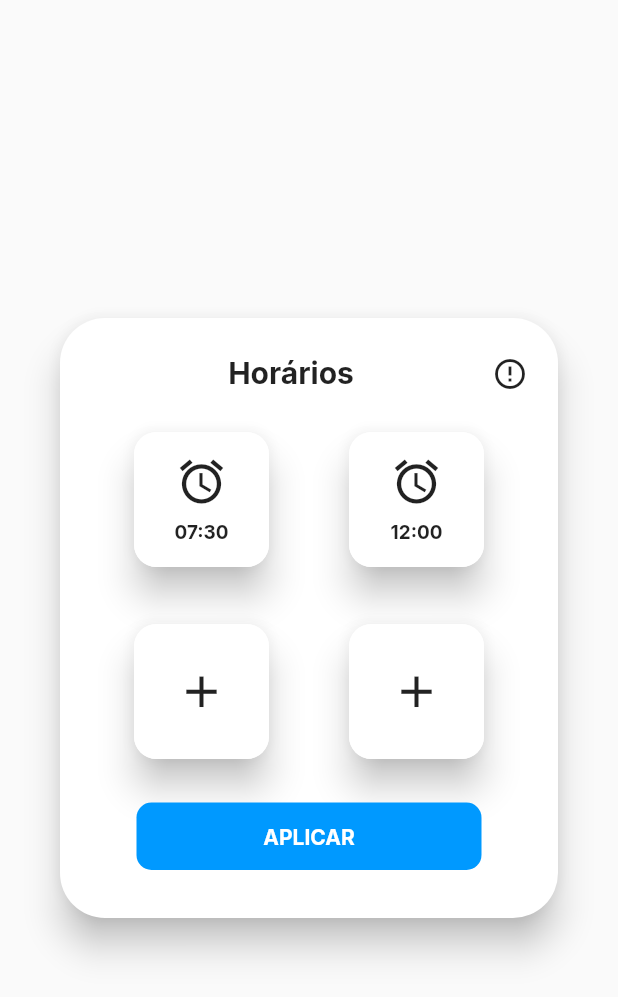
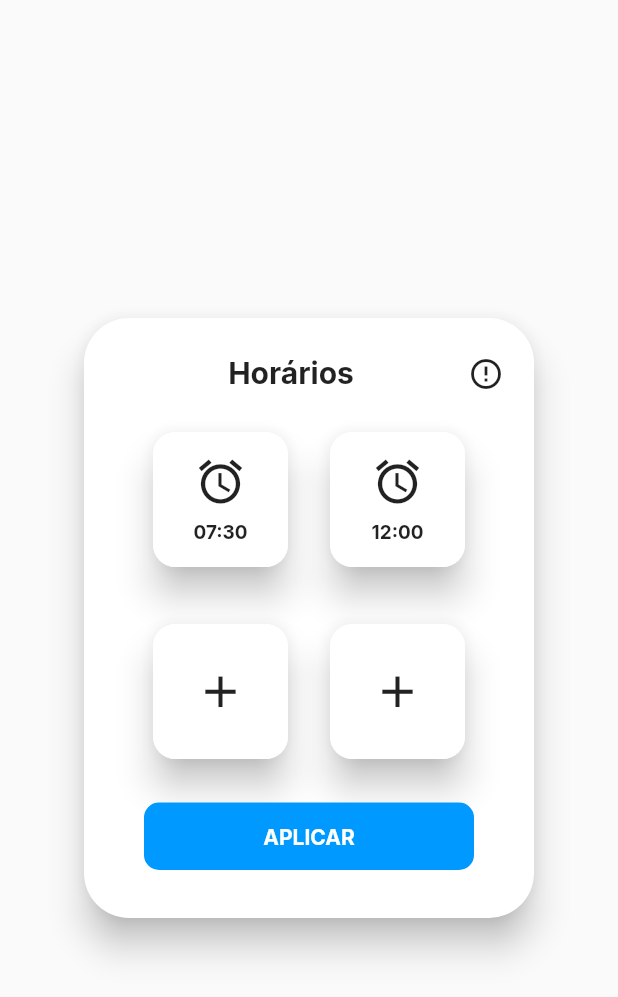
Before and after one commit to GabrielVScalese/Smart-Feed, a Flutter app: the ScheduleDialog widget shown alone on an empty page, opened directly, on a phone screen of 412 x 824 dp. Shown: the top 997 px of the screen. Run offline on Flutter 3.47's test engine with Material 2 defaults, Android fonts, the phone set to English and light mode, and no system bars; our stand-ins replace carousel_slider, dio, google_fonts, image_picker, shared_preferences, shimmer; missing offline and left inert: animated_card; accounts and stored records are empty.

Commit message:
Bug corrigido

```diff
--- a/project/lib/components/quantity_dialog.dart
+++ b/project/lib/components/quantity_dialog.dart
@@ -69,7 +69,7 @@ class _QuantityDialogState extends State<QuantityDialog> {
                   child: TextField(
                       keyboardType: TextInputType.number,
                       style: GoogleFonts.inter(
-                          fontSize: 25, fontWeight: FontWeight.bold),
+                          fontSize: 28, fontWeight: FontWeight.bold),
                       controller: quantityController,
                       textAlign: TextAlign.center,
                       decoration: InputDecoration(
--- a/project/lib/components/schedule_dialog.dart
+++ b/project/lib/components/schedule_dialog.dart
@@ -47,6 +47,7 @@ class _ScheduleDialogState extends State<ScheduleDialog> {
 
   _buildChild(BuildContext context) => Container(
         height: 400,
+        width: 300,
         decoration: BoxDecoration(
             color: Colors.white,
             borderRadius: BorderRadius.all(Radius.circular(30))),
@@ -71,10 +72,6 @@ class _ScheduleDialogState extends State<ScheduleDialog> {
                 ),
                 GestureDetector(
                   onTap: () {
-                    var infoTitle = "Recomendação (por dia)";
-                    var infoContent =
-                        "Filhote: 4 vezes ao dia.\nJovem ou Adulto: 2 vezes ao dia.";
-
                     DialogHelper.infoModal(context);
                   },
                   child: Container(
@@ -87,7 +84,7 @@ class _ScheduleDialogState extends State<ScheduleDialog> {
               height: 23,
             ),
             Row(
-              mainAxisAlignment: MainAxisAlignment.spaceEvenly,
+              mainAxisAlignment: MainAxisAlignment.center,
               children: [
                 GestureDetector(
                   onTap: () {
@@ -102,6 +99,9 @@ class _ScheduleDialogState extends State<ScheduleDialog> {
                     scale: 90,
                     content: schedules[0],
                   ),
+                ),
+                SizedBox(
+                  width: 20,
                 ),
                 GestureDetector(
                   onTap: () {
@@ -123,7 +123,7 @@ class _ScheduleDialogState extends State<ScheduleDialog> {
               height: 30,
             ),
             Row(
-              mainAxisAlignment: MainAxisAlignment.spaceEvenly,
+              mainAxisAlignment: MainAxisAlignment.center,
               children: [
                 GestureDetector(
                   onTap: () {
@@ -138,6 +138,9 @@ class _ScheduleDialogState extends State<ScheduleDialog> {
                     scale: 90,
                     content: schedules[2],
                   ),
+                ),
+                SizedBox(
+                  width: 20,
                 ),
                 GestureDetector(
                   onTap: () {
@@ -158,7 +161,7 @@ class _ScheduleDialogState extends State<ScheduleDialog> {
             SizedBox(
               height: 25,
             ),
-            RoundedButton(height: 45, width: 230, radius: 10, text: 'APLICAR'),
+            RoundedButton(height: 45, width: 220, radius: 10, text: 'APLICAR'),
           ],
         ),
       );
--- a/project/lib/pages/addPet/name_add_pet.dart
+++ b/project/lib/pages/addPet/name_add_pet.dart
@@ -189,7 +189,7 @@ class _NameAddPetState extends State<NameAddPet> {
                           else if (arguments[0]['value'] == 'Cão')
                             imageLink = 'https://i.imgur.com/yh365gr.png';
                           else
-                            imageLink = 'https://i.imgur.com/WYShCBk.png;';
+                            imageLink = 'https://i.imgur.com/WYShCBk.png';
 
                           var pet = Pet.fromRegister(
                               user['id'],
```
Also changed, not shown: project/lib/pages/information_page.dart (+55 -44 lines).
